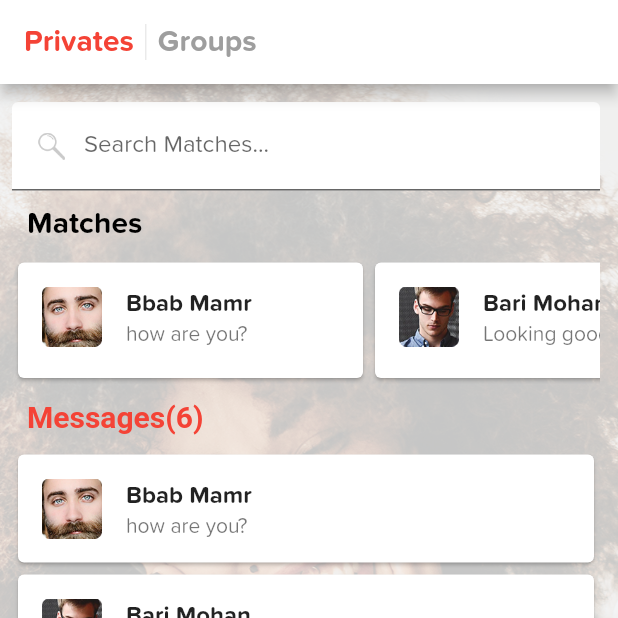
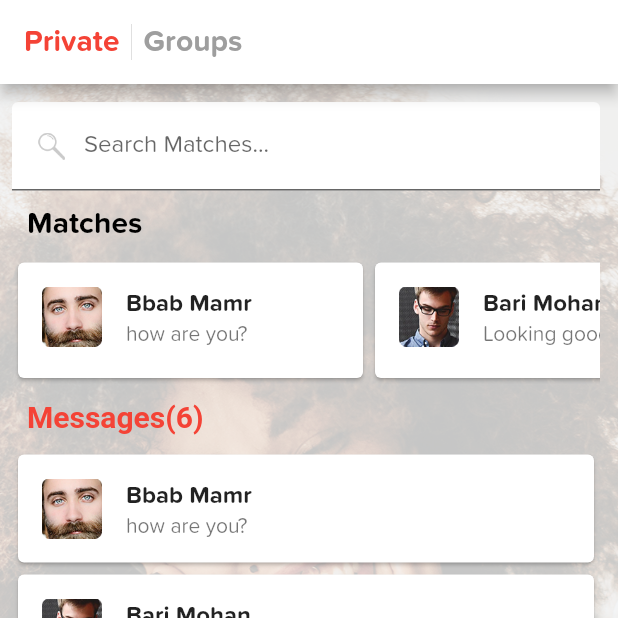
Before and after one commit to Sigilai5/YingYang, a Flutter app: the screen it shows after launch, on a phone screen of 412 x 824 dp, the top half of it. Run offline on Flutter 3.47's test engine with Material 2 defaults, Android fonts, the phone set to English and light mode, and no system bars; Roboto replaces fonts that are missing (Arial).

Commit message:
edited top nav for testing brian branch

```diff
--- a/lib/modules/private.dart
+++ b/lib/modules/private.dart
@@ -27,7 +27,7 @@ class _DashboardState extends State<Private> {
                 child: Row(
                   mainAxisAlignment: MainAxisAlignment.start,
               children: [
-                Text("Privates",style: TextStyle(color: Colors.red,fontWeight: FontWeight.bold,),),
+                Text("Private",style: TextStyle(color: Colors.red,fontWeight: FontWeight.bold,),),
                 VerticalDivider(),
                 GestureDetector(
                   onTap: (){
```
